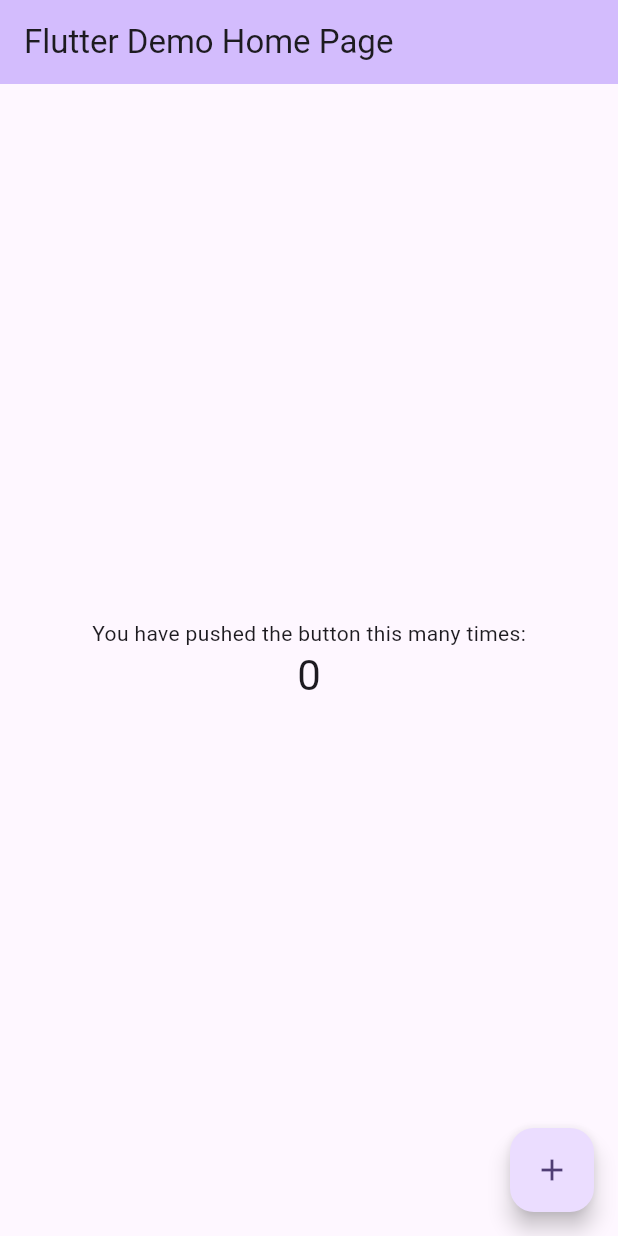
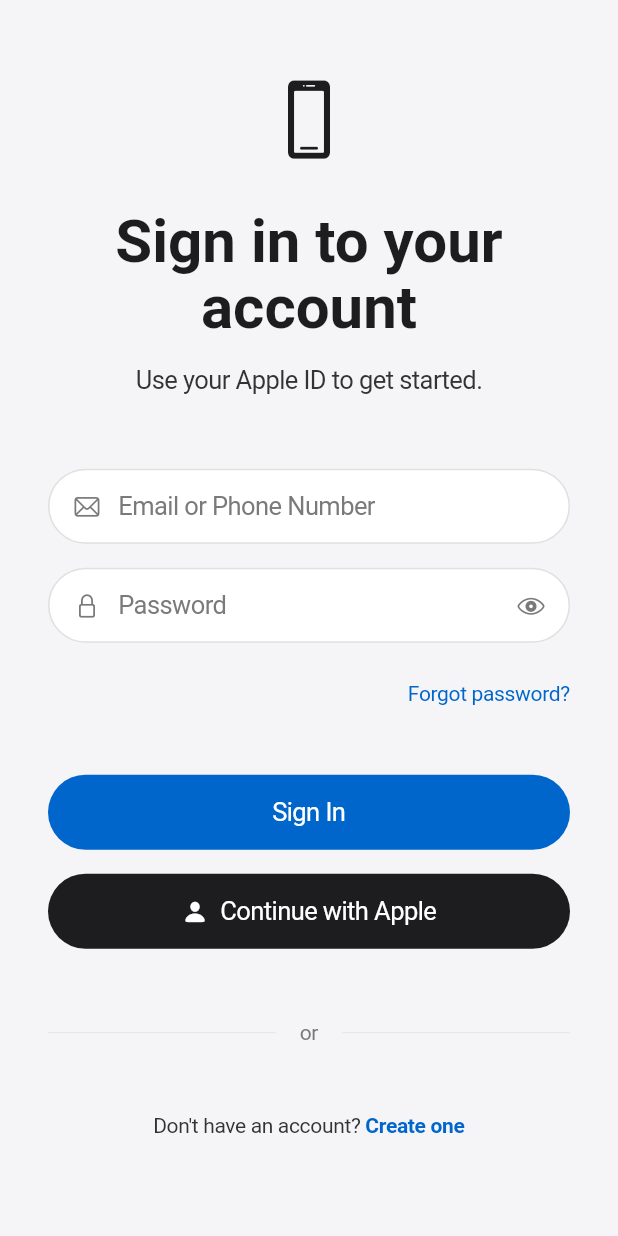
Before and after one commit to alifadiawan/cloud-computing-2, a Flutter app: the screen it shows after launch, on a phone screen of 412 x 824 dp. Run offline on Flutter 3.47's test engine with Material 3 defaults, Android fonts, the phone set to English and light mode, and no system bars.

Commit message:
feat: added login screen

```diff
--- a/lib/main.dart
+++ b/lib/main.dart
@@ -1,4 +1,5 @@
-import 'package:flutter/material.dart';
+import 'package:flutter/cupertino.dart';
+import 'screens/login_screen.dart';
 
 void main() {
   runApp(const MyApp());
@@ -7,116 +8,17 @@
 class MyApp extends StatelessWidget {
   const MyApp({super.key});
 
-  // This widget is the root of your application.
   @override
   Widget build(BuildContext context) {
-    return MaterialApp(
-      title: 'Flutter Demo',
-      theme: ThemeData(
-        // This is the theme of your application.
-        //
-        // TRY THIS: Try running your application with "flutter run". You'll see
-        // the application has a purple toolbar. Then, without quitting the app,
-        // try changing the seedColor in the colorScheme below to Colors.green
-        // and then invoke "hot reload" (save your changes or press the "hot
-        // reload" button in a Flutter-supported IDE, or press "r" if you used
-        // the command line to start the app).
-        //
-        // Notice that the counter didn't reset back to zero; the application
-        // state is not lost during the reload. To reset the state, use hot
-        // restart instead.
-        //
-        // This works for code too, not just values: Most code changes can be
-        // tested with just a hot reload.
-        colorScheme: .fromSeed(seedColor: Colors.deepPurple),
+    return const CupertinoApp(
+      title: 'Cloud Computing',
+      debugShowCheckedModeBanner: false,
+      theme: CupertinoThemeData(
+        brightness: Brightness.light,
+        primaryColor: Color(0xFF0066CC),
+        scaffoldBackgroundColor: Color(0xFFF5F5F7),
       ),
-      home: const MyHomePage(title: 'Flutter Demo Home Page'),
+      home: LoginScreen(),
     );
   }
 }
-
-class MyHomePage extends StatefulWidget {
-  const MyHomePage({super.key, required this.title});
-
-  // This widget is the home page of your application. It is stateful, meaning
-  // that it has a State object (defined below) that contains fields that affect
-  // how it looks.
-
-  // This class is the configuration for the state. It holds the values (in this
-  // case the title) provided by the parent (in this case the App widget) and
-  // used by the build method of the State. Fields in a Widget subclass are
-  // always marked "final".
-
-  final String title;
-
-  @override
-  State<MyHomePage> createState() => _MyHomePageState();
-}
-
-class _MyHomePageState extends State<MyHomePage> {
-  int _counter = 0;
-
-  void _incrementCounter() {
-    setState(() {
-      // This call to setState tells the Flutter framework that something has
-      // changed in this State, which causes it to rerun the build method below
-      // so that the display can reflect the updated values. If we changed
-      // _counter without calling setState(), then the build method would not be
-      // called again, and so nothing would appear to happen.
-      _counter++;
-    });
-  }
-
-  @override
-  Widget build(BuildContext context) {
-    // This method is rerun every time setState is called, for instance as done
-    // by the _incrementCounter method above.
-    //
-    // The Flutter framework has been optimized to make rerunning build methods
-    // fast, so that you can just rebuild anything that needs updating rather
-    // than having to individually change instances of widgets.
-    return Scaffold(
-      appBar: AppBar(
-        // TRY THIS: Try changing the color here to a specific color (to
-        // Colors.amber, perhaps?) and trigger a hot reload to see the AppBar
-        // change color while the other colors stay the same.
-        backgroundColor: Theme.of(context).colorScheme.inversePrimary,
-        // Here we take the value from the MyHomePage object that was created by
-        // the App.build method, and use it to set our appbar title.
-        title: Text(widget.title),
-      ),
-      body: Center(
-        // Center is a layout widget. It takes a single child and positions it
-        // in the middle of the parent.
-        child: Column(
-          // Column is also a layout widget. It takes a list of children and
-          // arranges them vertically. By default, it sizes itself to fit its
-          // children horizontally, and tries to be as tall as its parent.
-          //
-          // Column has various properties to control how it sizes itself and
-          // how it positions its children. Here we use mainAxisAlignment to
-          // center the children vertically; the main axis here is the vertical
-          // axis because Columns are vertical (the cross axis would be
-          // horizontal).
-          //
-          // TRY THIS: Invoke "debug painting" (choose the "Toggle Debug Paint"
-          // action in the IDE, or press "p" in the console), to see the
-          // wireframe for each widget.
-          mainAxisAlignment: .center,
-          children: [
-            const Text('You have pushed the button this many times:'),
-            Text(
-              '$_counter',
-              style: Theme.of(context).textTheme.headlineMedium,
-            ),
-          ],
-        ),
-      ),
-      floatingActionButton: FloatingActionButton(
-        onPressed: _incrementCounter,
-        tooltip: 'Increment',
-        child: const Icon(Icons.add),
-      ),
-    );
-  }
-}
--- /dev/null
+++ b/lib/screens/login_screen.dart
@@ -0,0 +1,348 @@
+import 'package:flutter/cupertino.dart';
+import 'package:flutter/material.dart';
+
+class LoginScreen extends StatefulWidget {
+  const LoginScreen({super.key});
+
+  @override
+  State<LoginScreen> createState() => _LoginScreenState();
+}
+
+class _LoginScreenState extends State<LoginScreen> {
+  final _emailController = TextEditingController();
+  final _passwordController = TextEditingController();
+  bool _obscurePassword = true;
+
+  @override
+  void dispose() {
+    _emailController.dispose();
+    _passwordController.dispose();
+    super.dispose();
+  }
+
+  @override
+  Widget build(BuildContext context) {
+    return CupertinoPageScaffold(
+      backgroundColor: const Color(0xFFF5F5F7), // canvas-parchment
+      child: SafeArea(
+        child: Center(
+          child: SingleChildScrollView(
+            padding: const EdgeInsets.symmetric(horizontal: 32),
+            child: Column(
+              mainAxisAlignment: MainAxisAlignment.center,
+              children: [
+                const SizedBox(height: 48),
+
+                // Apple logo placeholder
+                const Icon(
+                  CupertinoIcons.device_phone_portrait,
+                  size: 56,
+                  color: Color(0xFF1D1D1F), // ink
+                ),
+
+                const SizedBox(height: 32),
+
+                // Hero headline
+                const Text(
+                  'Sign in to your\naccount',
+                  textAlign: TextAlign.center,
+                  style: TextStyle(
+                    fontFamily: '.SF Pro Display',
+                    fontSize: 40,
+                    fontWeight: FontWeight.w600,
+                    height: 1.1,
+                    letterSpacing: 0,
+                    color: Color(0xFF1D1D1F), // ink
+                    decoration: TextDecoration.none,
+                  ),
+                ),
+
+                const SizedBox(height: 12),
+
+                // Tagline
+                const Text(
+                  'Use your Apple ID to get started.',
+                  textAlign: TextAlign.center,
+                  style: TextStyle(
+                    fontFamily: '.SF Pro Text',
+                    fontSize: 17,
+                    fontWeight: FontWeight.w400,
+                    height: 1.47,
+                    letterSpacing: -0.374,
+                    color: Color(0xFF333333), // ink-muted-80
+                    decoration: TextDecoration.none,
+                  ),
+                ),
+
+                const SizedBox(height: 48),
+
+                // Email field
+                _buildTextField(
+                  controller: _emailController,
+                  placeholder: 'Email or Phone Number',
+                  keyboardType: TextInputType.emailAddress,
+                  prefix: const Padding(
+                    padding: EdgeInsets.only(left: 16),
+                    child: Icon(
+                      CupertinoIcons.mail,
+                      size: 18,
+                      color: Color(0xFF7A7A7A),
+                    ),
+                  ),
+                ),
+
+                const SizedBox(height: 16),
+
+                // Password field
+                _buildTextField(
+                  controller: _passwordController,
+                  placeholder: 'Password',
+                  obscureText: _obscurePassword,
+                  prefix: const Padding(
+                    padding: EdgeInsets.only(left: 16),
+                    child: Icon(
+                      CupertinoIcons.lock,
+                      size: 18,
+                      color: Color(0xFF7A7A7A),
+                    ),
+                  ),
+                  suffix: GestureDetector(
+                    onTap: () {
+                      setState(() {
+                        _obscurePassword = !_obscurePassword;
+                      });
+                    },
+                    child: Padding(
+                      padding: const EdgeInsets.only(right: 16),
+                      child: Icon(
+                        _obscurePassword
+                            ? CupertinoIcons.eye
+                            : CupertinoIcons.eye_slash,
+                        size: 18,
+                        color: const Color(0xFF7A7A7A),
+                      ),
+                    ),
+                  ),
+                ),
+
+                const SizedBox(height: 12),
+
+                // Forgot password link
+                Align(
+                  alignment: Alignment.centerRight,
+                  child: CupertinoButton(
+                    padding: EdgeInsets.zero,
+                    onPressed: () {},
+                    child: const Text(
+                      'Forgot password?',
+                      style: TextStyle(
+                        fontFamily: '.SF Pro Text',
+                        fontSize: 14,
+                        fontWeight: FontWeight.w400,
+                        letterSpacing: -0.224,
+                        color: Color(0xFF0066CC), // primary
+                      ),
+                    ),
+                  ),
+                ),
+
+                const SizedBox(height: 32),
+
+                // Sign In button (primary pill)
+                SizedBox(
+                  width: double.infinity,
+                  height: 50,
+                  child: CupertinoButton(
+                    color: const Color(0xFF0066CC), // primary
+                    borderRadius: BorderRadius.circular(9999), // pill
+                    padding: const EdgeInsets.symmetric(
+                      vertical: 11,
+                      horizontal: 22,
+                    ),
+                    onPressed: () {},
+                    child: const Text(
+                      'Sign In',
+                      style: TextStyle(
+                        fontFamily: '.SF Pro Text',
+                        fontSize: 17,
+                        fontWeight: FontWeight.w400,
+                        letterSpacing: -0.374,
+                        color: Color(0xFFFFFFFF), // on-primary
+                      ),
+                    ),
+                  ),
+                ),
+
+                const SizedBox(height: 16),
+
+                // Continue with Apple button (secondary pill)
+                SizedBox(
+                  width: double.infinity,
+                  height: 50,
+                  child: CupertinoButton(
+                    color: const Color(0xFF1D1D1F), // ink
+                    borderRadius: BorderRadius.circular(9999), // pill
+                    padding: const EdgeInsets.symmetric(
+                      vertical: 11,
+                      horizontal: 22,
+                    ),
+                    onPressed: () {},
+                    child: const Row(
+                      mainAxisAlignment: MainAxisAlignment.center,
+                      children: [
+                        Icon(
+                          CupertinoIcons.person_fill,
+                          size: 18,
+                          color: Color(0xFFFFFFFF),
+                        ),
+                        SizedBox(width: 8),
+                        Text(
+                          'Continue with Apple',
+                          style: TextStyle(
+                            fontFamily: '.SF Pro Text',
+                            fontSize: 17,
+                            fontWeight: FontWeight.w400,
+                            letterSpacing: -0.374,
+                            color: Color(0xFFFFFFFF), // on-dark
+                          ),
+                        ),
+                      ],
+                    ),
+                  ),
+                ),
+
+                const SizedBox(height: 48),
+
+                // Divider with "or"
+                const Row(
+                  children: [
+                    Expanded(
+                      child: Divider(
+                        color: Color(0xFFE0E0E0), // hairline
+                        thickness: 0.5,
+                      ),
+                    ),
+                    Padding(
+                      padding: EdgeInsets.symmetric(horizontal: 16),
+                      child: Text(
+                        'or',
+                        style: TextStyle(
+                          fontFamily: '.SF Pro Text',
+                          fontSize: 14,
+                          fontWeight: FontWeight.w400,
+                          letterSpacing: -0.224,
+                          color: Color(0xFF7A7A7A), // ink-muted-48
+                          decoration: TextDecoration.none,
+                        ),
+                      ),
+                    ),
+                    Expanded(
+                      child: Divider(
+                        color: Color(0xFFE0E0E0), // hairline
+                        thickness: 0.5,
+                      ),
+                    ),
+                  ],
+                ),
+
+                const SizedBox(height: 32),
+
+                // Create account link
+                Row(
+                  mainAxisAlignment: MainAxisAlignment.center,
+                  children: [
+                    const Text(
+                      "Don't have an account? ",
+                      style: TextStyle(
+                        fontFamily: '.SF Pro Text',
+                        fontSize: 14,
+                        fontWeight: FontWeight.w400,
+                        letterSpacing: -0.224,
+                        color: Color(0xFF333333), // ink-muted-80
+                        decoration: TextDecoration.none,
+                      ),
+                    ),
+                    CupertinoButton(
+                      padding: EdgeInsets.zero,
+                      onPressed: () {},
+                      child: const Text(
+                        'Create one',
+                        style: TextStyle(
+                          fontFamily: '.SF Pro Text',
+                          fontSize: 14,
+                          fontWeight: FontWeight.w600,
+                          letterSpacing: -0.224,
+                          color: Color(0xFF0066CC), // primary
+                        ),
+                      ),
+                    ),
+                  ],
+                ),
+
+                const SizedBox(height: 48),
+              ],
+            ),
+          ),
+        ),
+      ),
+    );
+  }
+
+  Widget _buildTextField({
+    required TextEditingController controller,
+    required String placeholder,
+    TextInputType keyboardType = TextInputType.text,
+    bool obscureText = false,
+    Widget? prefix,
+    Widget? suffix,
+  }) {
+    return Container(
+      height: 50,
+      decoration: BoxDecoration(
+        color: const Color(0xFFFFFFFF), // canvas
+        borderRadius: BorderRadius.circular(9999), // pill
+        border: Border.all(
+          color: const Color(0xFFE0E0E0), // hairline
+          width: 1,
+        ),
+      ),
+      child: Row(
+        children: [
+          ?prefix,
+          Expanded(
+            child: CupertinoTextField(
+              controller: controller,
+              placeholder: placeholder,
+              keyboardType: keyboardType,
+              obscureText: obscureText,
+              padding: EdgeInsets.only(
+                left: prefix != null ? 12 : 20,
+                right: suffix != null ? 0 : 20,
+                top: 14,
+                bottom: 14,
+              ),
+              decoration: const BoxDecoration(
+                color: Colors.transparent,
+              ),
+              placeholderStyle: const TextStyle(
+                fontFamily: '.SF Pro Text',
+                fontSize: 17,
+                fontWeight: FontWeight.w400,
+                letterSpacing: -0.374,
+                color: Color(0xFF7A7A7A), // ink-muted-48
+              ),
+              style: const TextStyle(
+                fontFamily: '.SF Pro Text',
+                fontSize: 17,
+                fontWeight: FontWeight.w400,
+                letterSpacing: -0.374,
+                color: Color(0xFF1D1D1F), // ink
+              ),
+            ),
+          ),
+          ?suffix,
+        ],
+      ),
+    );
+  }
+}
```
